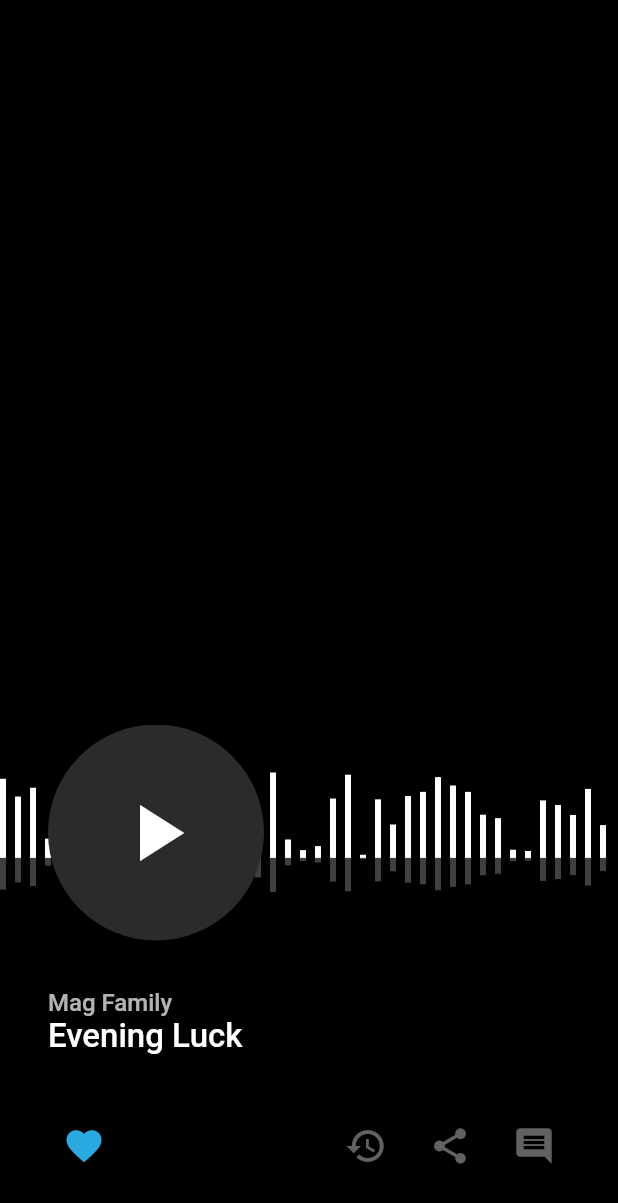
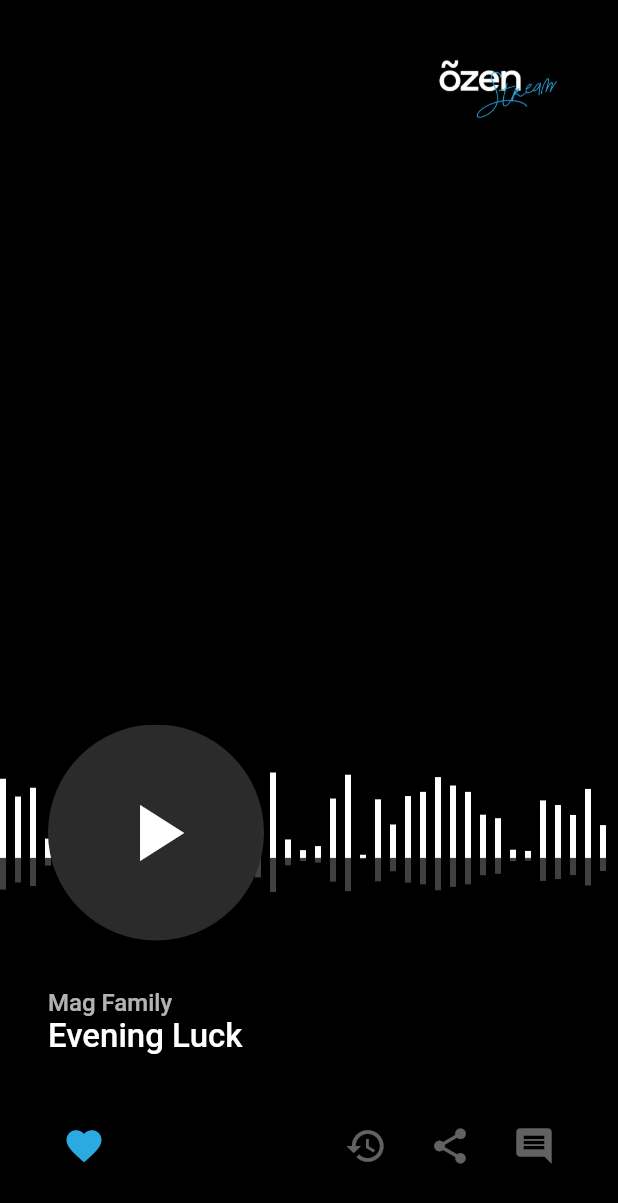
Before and after one commit to kekland/ozen-stream-app, a Flutter app: the screen it shows after launch, on a phone screen of 412 x 824 dp. Shown: the top 1203 px of the screen. Run offline on Flutter 3.47's test engine with Material 2 defaults, Android fonts, the phone set to English and light mode, and no system bars.

Commit message:
impl: app-logo

```diff
--- a/lib/components/main_page/app_logo.dart
+++ b/lib/components/main_page/app_logo.dart
@@ -5,6 +5,7 @@ class AppLogo extends StatelessWidget {
   Widget build(BuildContext context) {
     return Image.asset(
       'assets/ozen-logo.png',
+      width: 96.0,
     );
   }
 }
--- a/lib/pages/main_page.dart
+++ b/lib/pages/main_page.dart
@@ -22,12 +22,20 @@ class _MainPageState extends State<MainPage> {
   @override
   Widget build(BuildContext context) {
     return Scaffold(
-      body: Column(
+      body: SafeArea(
+        child: Column(
           crossAxisAlignment: CrossAxisAlignment.start,
           children: [
             Expanded(
               child: Stack(
                 children: [
+                  Align(
+                    alignment: Alignment.topRight,
+                    child: Padding(
+                      padding: const EdgeInsets.all(32.0),
+                      child: AppLogo(),
+                    ),
+                  ),
                   HeartsAnimatorBar(
                     controller: heartsController,
                   ),
@@ -59,6 +67,7 @@ class _MainPageState extends State<MainPage> {
             ),
           ],
         ),
+      ),
     );
   }
 }
```
Lines whose indentation alone changed are shown as unchanged.
